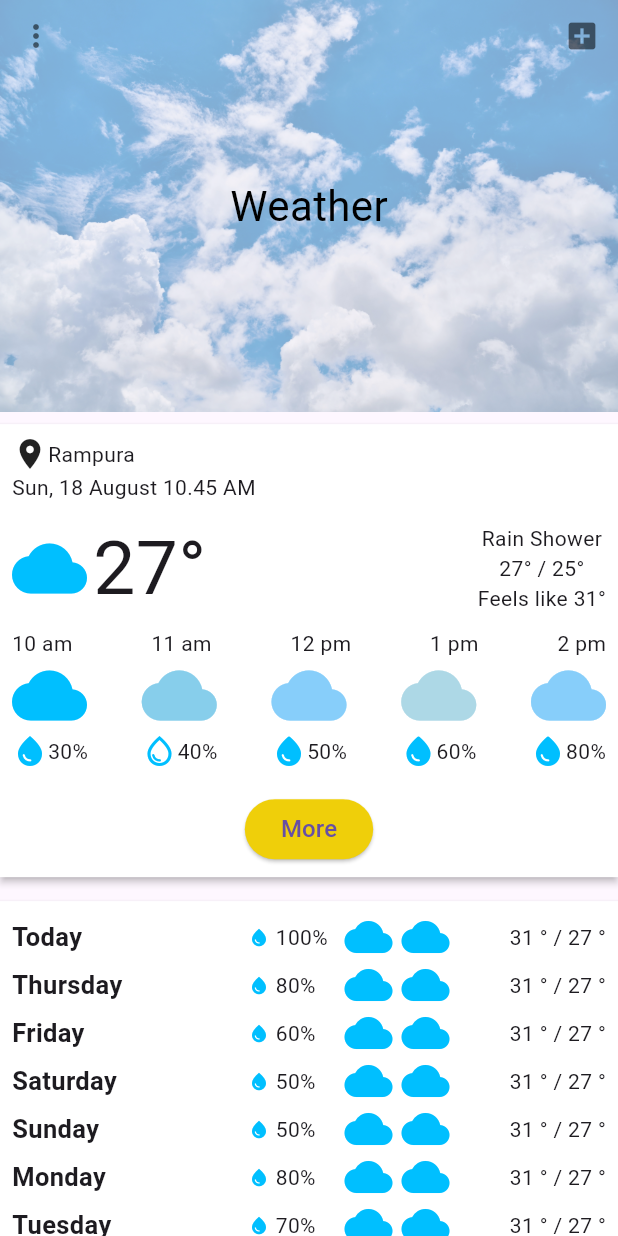
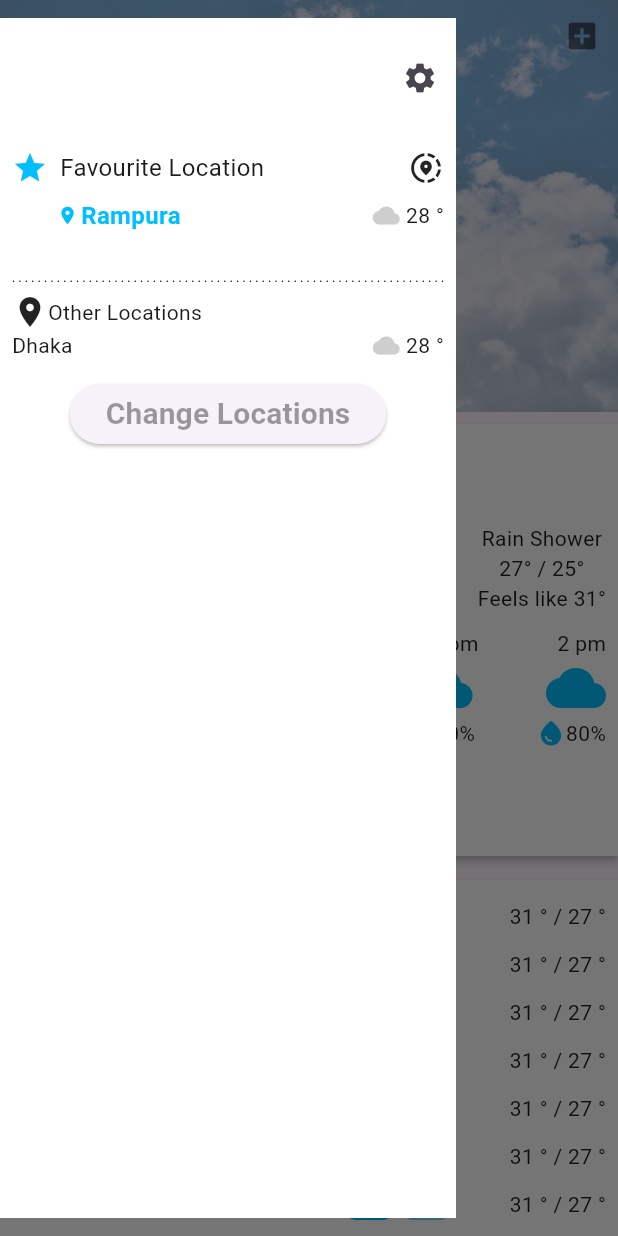
Before and after one commit to mst-zannathi-khatun/dailyweatherway, a Flutter app: the HomeScreen screen opened directly, after a tap on the "more vert" icon, on a phone screen of 412 x 824 dp. Run offline on Flutter 3.47's test engine with Material 3 defaults, Android fonts, the phone set to English and light mode, and no system bars.

Commit message:
here i add custom icon, custom color custom text style

```diff
--- a/lib/main.dart
+++ b/lib/main.dart
@@ -9,8 +9,9 @@ class MyApp extends StatelessWidget {
   const MyApp({super.key});
 
   @override
+
   Widget build(BuildContext context) {
-    return MaterialApp(
+    return const MaterialApp(
       debugShowCheckedModeBanner: false,
       home: SplashScreen(),
     );
--- /dev/null
+++ b/lib/style/custom_color.dart
@@ -0,0 +1,8 @@
+import 'package:flutter/material.dart';
+
+class CustomColor {
+  static Color goldenYellow  =  const Color(0xffefcf0a);
+  static Color lightGrey =  const Color(0xff8c8c8b);
+  static Color deepSkyBlue = const Color(0xFF00BFFF);
+  static Color lightDeepSkyBlue = const Color(0xFF78DFFF);
+}
--- /dev/null
+++ b/lib/style/custom_icon_style.dart
@@ -0,0 +1,35 @@
+import 'package:flutter/cupertino.dart';
+import 'package:flutter/material.dart';
+import 'custom_color.dart';
+
+class CustomButtonIcons{
+  // Icon style for the "More" button in the weather header on the home screen
+  static Icon weatherHeaderMoreVert =  const Icon(
+    Icons.more_vert,
+    size: 24,
+    color: Colors.black54,
+  );
+  // Icon style for the "Add" button in the weather header on the home screen
+  static Icon weatherHeaderAddBox =  const Icon(
+    Icons.add_box,
+    size: 24,
+    color: Colors.black54,
+  );
+}
+
+
+class CustomIcons{
+  CustomIcons._();
+  // Icon style for the location marker in the weather overview on the home screen
+  static Icon location = Icon(
+    Icons.location_on,
+    size: 24,
+    color: CustomColor.lightGrey,
+  );
+  // Icon style for the cloud icon in the weather overview on the home screen
+  static Icon cloud = Icon(
+    Icons.cloud_rounded,
+    size: 40,
+    color: CustomColor.deepSkyBlue,
+  );
+}
--- /dev/null
+++ b/lib/style/text_style.dart
@@ -0,0 +1,35 @@
+import 'package:flutter/material.dart';
+
+class CustomTextStyles {
+  // Text style for the header in the splash screen
+  static TextStyle splashHeader = const TextStyle(
+    fontFamily: "EditorGifted",
+    fontSize: 24,
+    fontWeight: FontWeight.bold,
+  );
+
+  // Text style for buttons in the splash screen
+  static TextStyle splashButton = const TextStyle(
+    fontSize: 22,
+    fontWeight: FontWeight.normal,
+  );
+
+  // Text style for the header in the weather section on the home screen
+  static TextStyle weatherHeader = const TextStyle(
+    fontSize: 28,
+    color: Colors.black,
+    fontWeight: FontWeight.bold,
+  );
+
+  // Text style for the location text in the weather overview on the home screen
+  static TextStyle weatherLocation = const TextStyle(
+    fontWeight: FontWeight.bold,
+    fontSize: 14,
+  );
+
+  // Text style for daily weather text in the weather overview
+  static TextStyle dailyText = const TextStyle(
+    fontWeight: FontWeight.bold,
+    fontSize: 17,
+  );
+}
--- a/lib/ui/home_screen.dart
+++ b/lib/ui/home_screen.dart
@@ -1,5 +1,6 @@
+import 'package:dailyweatherway/widgets/dotdivider.dart';
 import 'package:flutter/material.dart';
-
+import '../widgets/drawersettingpart_widget.dart';
 import '../widgets/outdoorconditions_widget.dart';
 import '../widgets/weatherdetail_widget.dart';
 import '../widgets/weatherheader_widget.dart';
@@ -14,32 +15,107 @@ class HomeScreen extends StatefulWidget {
 }
 
 class _HomeScreenState extends State<HomeScreen> {
+  final GlobalKey<ScaffoldState> _scaffoldKey = GlobalKey<ScaffoldState>();
+
+  void _openDrawer() {
+    _scaffoldKey.currentState?.openDrawer();
+  }
+
   @override
   Widget build(BuildContext context) {
-    return  const Scaffold(
+    return Scaffold(
+      key: _scaffoldKey,
+      drawer: Container(
+        height: 800,
+        child: Drawer(
+          elevation: 0,
+          backgroundColor: Colors.white,
+          shape: const RoundedRectangleBorder(
+            borderRadius: BorderRadius.zero,
+          ),
+          child: ListView(
+            padding: EdgeInsets.zero,
+            children: [
+              Padding(
+                padding: const EdgeInsets.all(8.0),
+                child: Column(
+                  children: [
+                    const SizedBox(
+                      height: 16,
+                    ),
+                    const DrawerSettingPartWidget(),
+                    const SizedBox(
+                      height: 32,
+                    ),
+                    const DotDivider(),
+                    const SizedBox(
+                      height: 8,
+                    ),
+                    const Row(
+                      children: [
+                        Icon(Icons.location_on),
+                        Text("Other Locations"),
+                      ],
+                    ),
+                    Row(
+                      children: [
+                        const Text("Dhaka"),
+                        const Spacer(),
+                        Icon(
+                          Icons.cloud_rounded,
+                          color: Colors.grey.withOpacity(0.5),
+                          size: 18,
+                        ),
+                        const SizedBox(
+                          width: 4,
+                        ),
+                        const Text("28 \u00B0"),
+                      ],
+                    ),
+                    const SizedBox(
+                      height: 12,
+                    ),
+                    ElevatedButton(
+                        onPressed: () {},
+                        child: const Text(
+                          "Change Locations",
+                          style: TextStyle(
+                              fontSize: 20,
+                              color: Colors.black38,
+                              fontWeight: FontWeight.bold),
+
+                        )),
+                  ],
+                ),
+              ),
+              // Add more drawer items here if needed
+            ],
+          ),
+        ),
+      ),
       body: SingleChildScrollView(
         child: Column(
           children: [
-            WeatherHeader(),
-            SizedBox(
+            WeatherHeaderWidget(onMorePressed: _openDrawer), // Pass the callback here
+            const SizedBox(
               height: 8,
             ),
-            WeatherOverview(),
-            SizedBox(
+            const WeatherOverviewWidget(),
+            const SizedBox(
               height: 16,
             ),
-            WeatherOverViewDailyWidget(),
-            SizedBox(
+            const WeatherOverViewDailyWidget(),
+            const SizedBox(
               height: 16,
             ),
-            WeatherDetailWidget(),
-            SizedBox(
-              height: 16,
+            const WeatherDetailWidget(),
+            const SizedBox(
+              height: 32,
             ),
-            OutdoorConditionsWidget(),
-              ],
-            )
+            const OutdoorConditionsWidget(),
+          ],
         ),
+      ),
     );
   }
 }
--- a/lib/ui/splash_screen.dart
+++ b/lib/ui/splash_screen.dart
@@ -1,5 +1,8 @@
 import 'package:dailyweatherway/ui/home_screen.dart';
 import 'package:flutter/material.dart';
+
+import '../style/custom_color.dart';
+import '../style/text_style.dart';
 
 class SplashScreen extends StatelessWidget {
   const SplashScreen({super.key});
@@ -16,11 +19,10 @@ class SplashScreen extends StatelessWidget {
         padding: const EdgeInsets.all(24),
         child: Column(
           children: [
-            const Text("Daily Weather Way",
-                style: TextStyle(
-                  fontFamily: "assets/fonts/Editor Gifted DEMO.otf",
-                  fontSize: 24,
-                )),
+            Text(
+              "Daily Weather Way",
+              style: CustomTextStyles.splashHeader,
+            ),
             const SizedBox(
               height: 24,
             ),
@@ -35,13 +37,10 @@ class SplashScreen extends StatelessWidget {
                           builder: (context) => const HomeScreen()));
                 },
                 style: ElevatedButton.styleFrom(
-                    backgroundColor: const Color(0xffefcf0a)),
-                child: const Text(
+                    backgroundColor: CustomColor.goldenYellow),
+                child: Text(
                   "Get Start",
-                  style: TextStyle(
-                    fontSize: 22,
-                    fontWeight: FontWeight.bold,
-                  ),
+                  style: CustomTextStyles.splashButton,
                 ),
               ),
             ),
--- /dev/null
+++ b/lib/widgets/dotdivider.dart
@@ -0,0 +1,36 @@
+import 'package:flutter/material.dart';
+
+class DotDivider extends StatelessWidget {
+  final double height;
+  final double dotSpacing;
+  final double dotSize;
+  final Color color;
+
+  const DotDivider({super.key,
+    this.height = 1.0,
+    this.dotSpacing = 4.0,
+    this.dotSize = 2.0,
+    this.color = Colors.black,
+  });
+
+  @override
+  Widget build(BuildContext context) {
+    return SizedBox(
+      height: height,
+      child: Row(
+        mainAxisAlignment: MainAxisAlignment.spaceBetween,
+        children: List.generate(
+          (MediaQuery.of(context).size.width / (dotSize + dotSpacing)).floor(),
+              (index) => Container(
+            width: dotSize,
+            height: dotSize,
+            decoration: BoxDecoration(
+              color: color,
+              shape: BoxShape.circle,
+            ),
+          ),
+        ),
+      ),
+    );
+  }
+}
--- /dev/null
+++ b/lib/widgets/drawersettingpart_widget.dart
@@ -0,0 +1,79 @@
+import 'package:flutter/material.dart';
+
+class DrawerSettingPartWidget extends StatelessWidget {
+  const DrawerSettingPartWidget({
+    super.key,
+  });
+
+  @override
+  Widget build(BuildContext context) {
+    return Column(
+      children: [
+        Align(
+          alignment: Alignment.topRight,
+          child: IconButton(
+            padding: EdgeInsets.zero,
+            alignment: Alignment.topRight,
+            onPressed: () {},
+            icon: const Icon(Icons.settings),
+          ),
+        ),
+        const SizedBox(
+          height: 16,
+        ),
+        const Row(
+          children: [
+            Icon(
+              Icons.star,
+              color: Color(0xFF00BFFF),
+            ),
+            SizedBox(width: 8),
+            Text(
+              "Favourite Location",
+              style: TextStyle(fontSize: 16),
+            ),
+            Spacer(),
+            Icon(
+              Icons.share_location_outlined,
+            ),
+          ],
+        ),
+        const SizedBox(
+          height: 8,
+        ),
+        Row(
+          children: [
+            const SizedBox(
+              width: 30,
+            ),
+            const Icon(
+              Icons.location_on,
+              size: 14,
+              color: Color(0xFF00BFFF),
+            ),
+            const SizedBox(
+              width: 2,
+            ),
+            const Text(
+              "Rampura",
+              style: TextStyle(
+                  fontSize: 16,
+                  fontWeight: FontWeight.bold,
+                  color: Color(0xFF00BFFF)),
+            ),
+            const Spacer(),
+            Icon(
+              Icons.cloud_rounded,
+              color: Colors.grey.withOpacity(0.5),
+              size: 18,
+            ),
+            const SizedBox(
+              width: 4,
+            ),
+            const Text("28 \u00B0"),
+          ],
+        ),
+      ],
+    );
+  }
+}
--- /dev/null
+++ b/lib/widgets/moreelevatedbutton_widget.dart
@@ -0,0 +1,23 @@
+import 'package:flutter/material.dart';
+
+class MoreElevatedButtonWidget extends StatelessWidget {
+  final VoidCallback onPressed;
+
+  const MoreElevatedButtonWidget({
+    super.key, required this.onPressed,
+  });
+
+  @override
+  Widget build(BuildContext context) {
+    return ElevatedButton(
+      onPressed: onPressed,
+      style: ElevatedButton.styleFrom(
+        backgroundColor: const Color(0xffefcf0a),
+      ),
+      child: const Text(
+        "More",
+        style: TextStyle(fontSize: 16),
+      ),
+    );
+  }
+}
--- a/lib/widgets/outdoorconditions_widget.dart
+++ b/lib/widgets/outdoorconditions_widget.dart
@@ -7,57 +7,84 @@ class OutdoorConditionsWidget extends StatelessWidget {
 
   @override
   Widget build(BuildContext context) {
-    return const SizedBox(
+    return SizedBox(
       width: double.infinity,
       child: Card(
         color: Colors.white,
         elevation: 4,
         margin: EdgeInsets.zero,
-        shape: RoundedRectangleBorder(
+        shape: const RoundedRectangleBorder(
           borderRadius: BorderRadius.zero,
         ),
         child: Padding(
-          padding: EdgeInsets.all(8.0),
+          padding: const EdgeInsets.all(8.0),
           child: Column(
             children: [
-              Row(children: [
-                Icon(Icons.car_crash, size: 40, color: Colors.blue,),
-                SizedBox(width: 4,),
-                Text("Driving difficulty", style: TextStyle(fontSize: 20),),
-                Spacer(),
-                Text("Wet", style: TextStyle(fontSize: 20,fontWeight: FontWeight.bold),)
-              ],),
-              Divider(
+              outdoorConditionRow(
+                icon: Icons.car_crash,
+                iconText: "Driving difficulty",
+                lastText: "Wet",
+                iconColor: Colors.blue,
+              ),
+              const Divider(
                 // Divider between the rows
                 color: Colors.grey,
                 thickness: 1,
                 indent: 42,
                 endIndent: 8,
               ),
-              Row(children: [
-                Icon(Icons.air_sharp, size: 40, color: Colors.cyan,),
-                SizedBox(width: 4,),
-                Text("Pollen", style: TextStyle(fontSize: 20),),
-                Spacer(),
-                Text("None", style: TextStyle(fontSize: 20,fontWeight: FontWeight.bold),)
-              ],),
-              Divider(
+              outdoorConditionRow(
+                icon: Icons.air_sharp,
+                iconText: "Pollen",
+                lastText: "None",
+                iconColor: Colors.cyan,
+              ),
+              const Divider(
                 // Divider between the rows
                 color: Colors.grey,
                 thickness: 1,
                 indent: 42,
                 endIndent: 8,
               ),
-              Row(children: [
-                Icon(Icons.snowshoeing, size: 40, color: Colors.green,),
-                SizedBox(width: 4,),
-                Text("Running", style: TextStyle(fontSize: 20),),
-                Spacer(),
-                Text("Very Poor", style: TextStyle(fontSize: 20,fontWeight: FontWeight.bold),)
-              ],),
-            ],),
+              outdoorConditionRow(
+                icon: Icons.snowshoeing,
+                iconText: "Running",
+                lastText: "Very Poor",
+                iconColor: Colors.green,
+              ),
+            ],
+          ),
         ),
       ),
     );
   }
+
+  Widget outdoorConditionRow({
+    required IconData icon,
+    required String iconText,
+    required String lastText,
+    required Color iconColor,
+  }) {
+    return Row(
+      children: [
+        Icon(
+          icon,
+          size: 40,
+          color: iconColor,
+        ),
+        const SizedBox(
+          width: 4,
+        ),
+        Text(
+          iconText,
+          style: const TextStyle(fontSize: 20),
+        ),
+        const Spacer(),
+        Text(
+          lastText,
+          style: const TextStyle(fontSize: 20, fontWeight: FontWeight.bold),
+        ),
+      ],
+    );
+  }
 }
--- a/lib/widgets/weatherheader_widget.dart
+++ b/lib/widgets/weatherheader_widget.dart
@@ -1,10 +1,15 @@
 import 'package:flutter/material.dart';
 
+import '../style/custom_icon_style.dart';
+import '../style/text_style.dart';
 import '../ui/search_screen.dart';
 
-class WeatherHeader extends StatelessWidget {
-  const WeatherHeader({
+class WeatherHeaderWidget extends StatelessWidget {
+  final VoidCallback onMorePressed;
+
+  const WeatherHeaderWidget({
     super.key,
+    required this.onMorePressed, // Required callback
   });
 
   @override
@@ -17,37 +22,34 @@ class WeatherHeader extends StatelessWidget {
           color: Colors.black12.withOpacity(0.5),
           colorBlendMode: BlendMode.xor,
         ),
-        const Positioned.fill(
-          child: Center(
-            child: Text(
-              "Weather",
-              style: TextStyle(
-                fontSize: 28,
-                color: Colors.black,
-              ),
-            ),
-          ),
+        const SizedBox(
+          height: 8,
         ),
         Row(
           children: [
             IconButton(
-                onPressed: () {},
-                icon: const Icon(
-                  Icons.more_vert,
-                  size: 24,
-                  color: Colors.black54,
-                )),
+              onPressed: onMorePressed, // Use the callback here
+              icon: CustomButtonIcons.weatherHeaderMoreVert,
+            ),
             const Spacer(),
             IconButton(
-                onPressed: () {
-                  Navigator.push(context, MaterialPageRoute(builder: (context)=> const SearchScreen()));
-                },
-                icon: const Icon(
-                  Icons.add_box,
-                  size: 24,
-                  color: Colors.black54,
-                )),
+              onPressed: () {
+                Navigator.push(
+                    context,
+                    MaterialPageRoute(
+                        builder: (context) => const SearchScreen()));
+              },
+              icon: CustomButtonIcons.weatherHeaderAddBox,
+            ),
           ],
+        ),
+        Positioned.fill(
+          child: Center(
+            child: Text(
+              "Weather",
+              style: CustomTextStyles.weatherHeader,
+            ),
+          ),
         ),
         const SizedBox(
           height: 100,
--- a/lib/widgets/weatheroverview_widget.dart
+++ b/lib/widgets/weatheroverview_widget.dart
@@ -1,7 +1,11 @@
 import 'package:flutter/material.dart';
 
-class WeatherOverview extends StatelessWidget {
-  const WeatherOverview({
+import '../style/custom_icon_style.dart';
+import '../style/text_style.dart';
+import 'moreelevatedbutton_widget.dart';
+
+class WeatherOverviewWidget extends StatelessWidget {
+  const WeatherOverviewWidget({
     super.key,
   });
 
@@ -22,26 +26,19 @@ class WeatherOverview extends StatelessWidget {
             mainAxisAlignment: MainAxisAlignment.start,
             crossAxisAlignment: CrossAxisAlignment.start,
             children: [
-              const Row(
+              Row(
                 children: [
-                  Icon(
-                    Icons.location_on,
-                    size: 24,
-                  ),
-                  Text("Rampura"),
+                  CustomIcons.location,
+                   Text("Rampura", style: CustomTextStyles.weatherLocation),
                 ],
               ),
-              const Text("Sun, 18 August 10.45 AM"),
+              const Text("Sun, 18 August 10.45 am"),
               const SizedBox(
                 height: 8,
               ),
-              const Row(
+               Row(
                 children: [
-                  Icon(
-                    Icons.cloud_rounded,
-                    size: 50,
-                    color: Color(0xFF00BFFF),
-                  ),
+                  CustomIcons.cloud,
                   SizedBox(
                     width: 4,
                   ),
@@ -75,37 +72,17 @@ class WeatherOverview extends StatelessWidget {
                   Text("2 pm"),
                 ],
               ),
-              const Row(
+               Row(
                 children: [
-                  Icon(
-                    Icons.cloud_sharp,
-                    size: 50,
-                    color: Color(0xFF00BFFF),
-                  ),
+                  CustomIcons.cloud,
                   Spacer(),
-                  Icon(
-                    Icons.cloud,
-                    size: 50,
-                    color: Color(0xFF87CEEB),
-                  ),
+                  CustomIcons.cloud,
                   Spacer(),
-                  Icon(
-                    Icons.cloud_rounded,
-                    size: 50,
-                    color: Color(0xFF87CEFA),
-                  ),
+                  CustomIcons.cloud,
                   Spacer(),
-                  Icon(
-                    Icons.cloud_rounded,
-                    size: 50,
-                    color: Color(0xFFADD8E6),
-                  ),
+                  CustomIcons.cloud,
                   Spacer(),
-                  Icon(
-                    Icons.cloud_rounded,
-                    color: Color.fromARGB(255, 135, 206, 250),
-                    size: 50,
-                  ),
+                  CustomIcons.cloud,
                 ],
               ),
               const Row(
@@ -113,30 +90,35 @@ class WeatherOverview extends StatelessWidget {
                   Icon(
                     Icons.water_drop,
                     color: Color(0xFF00BFFF),
+                    size: 20,
                   ),
                   Text("30%"),
                   Spacer(),
                   Icon(
                     Icons.water_drop_outlined,
                     color: Color(0xFF00BFFF),
+                    size: 20,
                   ),
                   Text("40%"),
                   Spacer(),
                   Icon(
                     Icons.water_drop_rounded,
                     color: Color(0xFF00BFFF),
+                    size: 20,
                   ),
                   Text("50%"),
                   Spacer(),
                   Icon(
-                    Icons.water_drop_rounded,
+                    Icons.water_drop_outlined,
                     color: Color(0xFF00BFFF),
+                    size: 20,
                   ),
                   Text("60%"),
                   Spacer(),
                   Icon(
                     Icons.water_drop_rounded,
                     color: Color.fromARGB(255, 0, 191, 255),
+                    size: 20,
                   ),
                   Text("80%"),
                 ],
@@ -145,16 +127,7 @@ class WeatherOverview extends StatelessWidget {
                 height: 16,
               ),
               Center(
-                child: ElevatedButton(
-                  onPressed: () {},
-                  style: ElevatedButton.styleFrom(
-                    backgroundColor: const Color(0xffefcf0a),
-                  ),
-                  child: const Text(
-                    "More",
-                    style: TextStyle(fontSize: 16),
-                  ),
-                ),
+                child: MoreElevatedButtonWidget(onPressed: (){},),
               ),
             ],
           ),
--- a/lib/widgets/weatheroverviewdaily_widget.dart
+++ b/lib/widgets/weatheroverviewdaily_widget.dart
@@ -1,11 +1,14 @@
 import 'package:flutter/material.dart';
+import '../style/custom_color.dart';
+import '../style/text_style.dart';
+import 'moreelevatedbutton_widget.dart';
 
 class WeatherOverViewDailyWidget extends StatelessWidget {
   const WeatherOverViewDailyWidget({super.key});
 
   @override
   Widget build(BuildContext context) {
-    return  SizedBox(
+    return SizedBox(
       width: double.infinity,
       child: Card(
         color: Colors.white,
@@ -18,33 +21,19 @@ class WeatherOverViewDailyWidget extends StatelessWidget {
           padding: const EdgeInsets.all(8.0),
           child: Column(
             children: [
-              _buildWeatherRow(
-                  "Today", "31 \u00B0 / 27 \u00B0", "100%"),
-              _buildWeatherRow(
-                  "Thursday", "31 \u00B0 / 27 \u00B0", "80%"),
-              _buildWeatherRow(
-                  "Friday", "31 \u00B0 / 27 \u00B0", "60%"),
-              _buildWeatherRow(
-                  "Saturday", "31 \u00B0 / 27 \u00B0", "50%"),
-              _buildWeatherRow(
-                  "Sunday", "31 \u00B0 / 27 \u00B0", "50%"),
-              _buildWeatherRow(
-                  "Monday", "31 \u00B0 / 27 \u00B0", "80%"),
-              _buildWeatherRow(
-                  "Tuesday", "31 \u00B0 / 27 \u00B0", "70%"),
+              _buildWeatherRow("Today", "31 \u00B0 / 27 \u00B0", "100%"),
+              _buildWeatherRow("Thursday", "31 \u00B0 / 27 \u00B0", "80%"),
+              _buildWeatherRow("Friday", "31 \u00B0 / 27 \u00B0", "60%"),
+              _buildWeatherRow("Saturday", "31 \u00B0 / 27 \u00B0", "50%"),
+              _buildWeatherRow("Sunday", "31 \u00B0 / 27 \u00B0", "50%"),
+              _buildWeatherRow("Monday", "31 \u00B0 / 27 \u00B0", "80%"),
+              _buildWeatherRow("Tuesday", "31 \u00B0 / 27 \u00B0", "70%"),
               const SizedBox(
                 height: 8,
               ),
               Center(
-                child: ElevatedButton(
+                child: MoreElevatedButtonWidget(
                   onPressed: () {},
-                  style: ElevatedButton.styleFrom(
-                    backgroundColor: const Color(0xffefcf0a),
-                  ),
-                  child: const Text(
-                    "More",
-                    style: TextStyle(fontSize: 16),
-                  ),
                 ),
               ),
             ],
@@ -53,6 +42,7 @@ class WeatherOverViewDailyWidget extends StatelessWidget {
       ),
     );
   }
+
   Widget _buildWeatherRow(String day, String tempRange, String percent) {
     return Row(
       mainAxisAlignment: MainAxisAlignment.spaceBetween,
@@ -61,10 +51,7 @@ class WeatherOverViewDailyWidget extends StatelessWidget {
           width: 75,
           child: Text(
             day,
-            style: const TextStyle(
-              fontSize: 17,
-              fontWeight: FontWeight.bold,
-            ),
+            style: CustomTextStyles.dailyText,
           ),
         ),
         Row(
@@ -73,9 +60,9 @@ class WeatherOverViewDailyWidget extends StatelessWidget {
               width: 60, // Fixed width to align water drop icons
               child: Row(
                 children: [
-                  const Icon(
+                  Icon(
                     Icons.water_drop,
-                    color: Color(0xFF00BFFF),
+                    color: CustomColor.deepSkyBlue,
                     size: 14,
                   ),
                   const SizedBox(width: 4),
@@ -84,15 +71,15 @@ class WeatherOverViewDailyWidget extends StatelessWidget {
               ),
             ),
             const SizedBox(width: 4),
-            const Icon(
+            Icon(
               Icons.cloud_rounded,
-              color: Color(0xFF00BFFF),
+              color: CustomColor.deepSkyBlue,
               size: 32,
             ),
             const SizedBox(width: 6),
-            const Icon(
+            Icon(
               Icons.cloud_rounded,
-              color: Color(0xFF00BFFF),
+              color: CustomColor.lightDeepSkyBlue,
               size: 32,
             ),
             const SizedBox(
```
Also changed, not shown: lib/ui/more_screen.dart (added).
